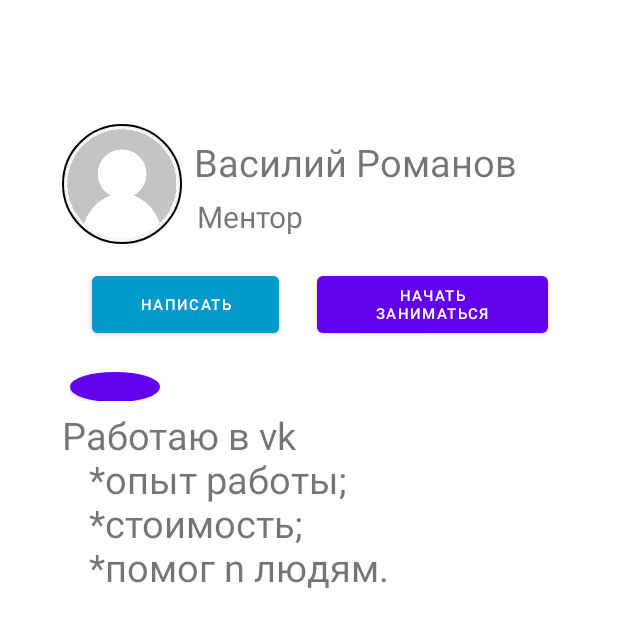
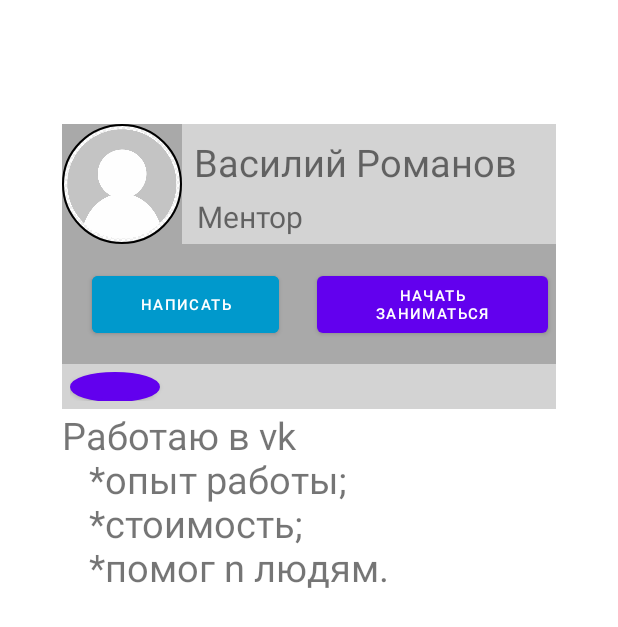
Before and after one commit to GoToV-team/getme-android, an Android app: the layout fragment_profile.xml on its own in the app's theme, with its tools: preview values and no code run, on a phone screen of 412 x 824 dp. Shown: the top 627 px of the screen. Run offline under Robolectric (Android 15) with nearby library versions, the phone set to English and light mode, and no system bars.

Commit message:
success run app
Signed-off-by: Dmitriy Varin <dvvarin@avito.ru>

```diff
--- a/app/src/main/res/layout/profile_watch.xml
+++ b/app/src/main/res/layout/fragment_profile.xml
@@ -44,7 +44,7 @@
             android:id="@+id/profile_watch__header"
             android:layout_width="0dp"
             android:layout_height="80dp"
-            android:background="@android:color/holo_gray_light"
+            android:background="@color/gray_dark"
             app:layout_constraintStart_toStartOf="@id/line_1"
             app:layout_constraintEnd_toEndOf="@id/line_2"
             app:layout_constraintTop_toTopOf="@id/line_3"
@@ -66,7 +66,7 @@
             android:id="@+id/profile_watch__header__fio_container"
             android:layout_width="0dp"
             android:layout_height="0dp"
-            android:background="@android:color/holo_gray_light"
+            android:background="@color/gray_light"
             app:layout_constraintStart_toEndOf="@id/profile_watch__header__avatar"
             app:layout_constraintEnd_toEndOf="@id/profile_watch__header"
             app:layout_constraintTop_toTopOf="@id/profile_watch__header"
@@ -128,7 +128,7 @@
             android:id="@+id/profile_watch__contacts"
             android:layout_width="0dp"
             android:layout_height="80dp"
-            android:background="@android:color/holo_gray_light"
+            android:background="@color/gray_dark"
             app:layout_constraintTop_toBottomOf="@id/profile_watch__header"
             app:layout_constraintEnd_toStartOf="@id/line_2"
             app:layout_constraintStart_toEndOf="@id/line_1"
@@ -138,7 +138,7 @@
             android:id="@+id/profile_watch__skills"
             android:layout_width="0dp"
             android:layout_height="30dp"
-            android:background="@android:color/holo_gray_light"
+            android:background="@color/gray_light"
             app:layout_constraintEnd_toStartOf="@id/line_2"
             app:layout_constraintStart_toEndOf="@id/line_1"
             app:layout_constraintTop_toBottomOf="@id/profile_watch__contacts" />
@@ -158,7 +158,7 @@
             android:id="@+id/profile_watch__about"
             android:layout_width="0dp"
             android:layout_height="0dp"
-            android:background="@android:color/holo_gray_light"
+            android:background="@color/white"
             app:layout_constraintEnd_toStartOf="@id/line_2"
             app:layout_constraintStart_toEndOf="@id/line_1"
             app:layout_constraintTop_toBottomOf="@id/profile_watch__skills"
@@ -166,13 +166,13 @@
             />
       <TextView
           android:layout_width="0dp"
-          android:layout_height="wrap_content"
+          android:layout_height="0dp"
               android:text="Работаю в vk\n   *опыт работы;\n   *стоимость;\n   *помог n людям."
               android:textSize="25sp"
               app:layout_constraintStart_toStartOf="@id/profile_watch__about"
               app:layout_constraintEnd_toEndOf="@id/profile_watch__about"
               app:layout_constraintTop_toTopOf="@id/profile_watch__about"
-          app:layout_constraintBottom_toBottomOf="profile_watch__about"
+              app:layout_constraintBottom_toBottomOf="@id/profile_watch__about"
               />
 
 </androidx.constraintlayout.widget.ConstraintLayout>
--- a/app/src/main/res/values/colors.xml
+++ b/app/src/main/res/values/colors.xml
@@ -1,5 +1,7 @@
 <?xml version="1.0" encoding="utf-8"?>
 <resources>
+    <color name="gray_dark">#A9A9A9</color>
+    <color name="gray_light">#D3D3D3</color>
     <color name="purple_200">#FFBB86FC</color>
     <color name="purple_500">#FF6200EE</color>
     <color name="purple_700">#FF3700B3</color>
```
